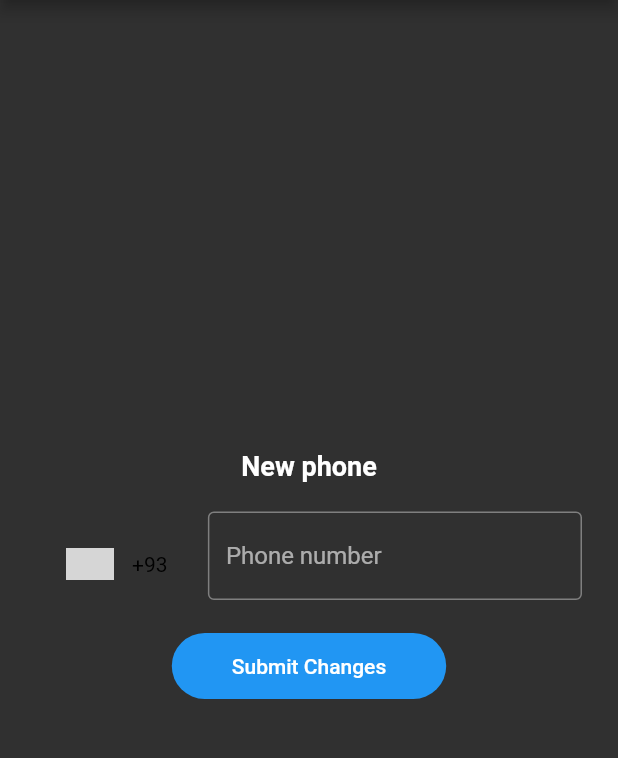
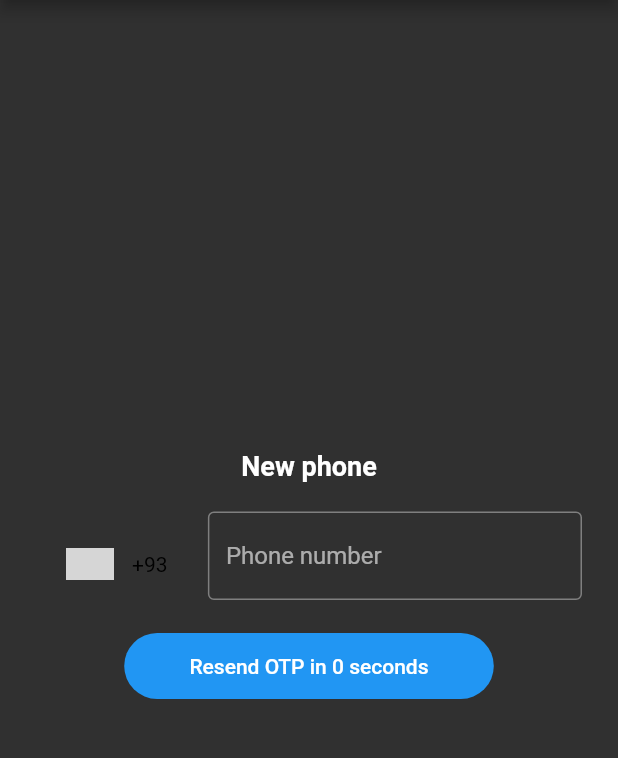
Before and after one commit to sblackhat/MobileSystemsPass, a Flutter app: the ChangePhone screen opened directly, on a phone screen of 412 x 824 dp, the part 84-842 px from its top. Run offline on Flutter 3.47's test engine with Material 2 defaults, Android fonts, the phone set to English and light mode, and no system bars; drawn by our look-alikes of intl_phone_number_input; our stand-ins replace firebase_auth, firebase_core, flutter_secure_storage, hive, hive_flutter, rxdart and 1 more; missing offline and left inert: flutter_recaptcha_v2, flutter_safetynet_attestation, pointycastle; accounts and stored records are empty; generated files the repository leaves out were written again; grey boxes are pictures that could not be loaded.

Commit message:
Final rev with SMS

```diff
--- a/lib/src/screens/change_phone.dart
+++ b/lib/src/screens/change_phone.dart
@@ -1,3 +1,5 @@
+import 'dart:async';
+
 import 'package:firebase_auth/firebase_auth.dart';
 import 'package:flutter/material.dart';
 import 'package:flutter/widgets.dart';
@@ -14,10 +16,30 @@ class _ChangePhoneState extends State<ChangePhone> {
   final TextEditingController _newphone = TextEditingController();
   bool _validated = false;
 
+  //Manage the OTP button
+  static const _timerDuration = 30;
+  StreamController _timerStream = new StreamController<int>();
+  int timerCounter;
+  Timer _resendCodeTimer;
+  bool _init = true;
+
+  _activeCounter() {
+    _resendCodeTimer = new Timer.periodic(Duration(seconds: 1), (Timer timer) {
+      if (_timerDuration - timer.tick > 0 && !_init)
+        _timerStream.sink.add(_timerDuration - timer.tick);
+      else {
+        _timerStream.sink.add(0);
+        _resendCodeTimer.cancel();
+      }
+    });
+  }
+
+
   Future<void> _validateInputs() async {
     if (_validated && _formKey.currentState.validate()) {
       print(_newphone.text);
-      _registerUser(_newphone.text, context);
+      String old = await Validator.getPhone();
+      _registerUser(old, context);
     }else{
       _showResult("Cannot change the phone number", "Check the phone number you wrote");
     }
@@ -115,6 +137,7 @@ class _ChangePhoneState extends State<ChangePhone> {
 
   @override
   void initState() {
+    _activeCounter();
     super.initState();
   }
 
@@ -158,7 +181,10 @@ class _ChangePhoneState extends State<ChangePhone> {
                   ),
                 ),
               ),
-              Center(
+               StreamBuilder(
+      stream: _timerStream.stream,
+      builder: (BuildContext context, AsyncSnapshot snapshot) {
+        return Center(
                 child: RaisedButton(
                   onPressed: _validateInputs,
                   elevation: 0.0,
@@ -170,12 +196,13 @@ class _ChangePhoneState extends State<ChangePhone> {
                     padding:
                         EdgeInsets.symmetric(vertical: 14.0, horizontal: 24.0),
                     child: Text(
-                      "Submit Changes",
+                      ' Resend OTP in ${snapshot.hasData ? snapshot.data.toString() : 30} seconds ',
                       style: TextStyle(color: Colors.white),
                     ),
                   ),
                 ),
-              ),
+              );}
+               ),
             ],
           ),
         ),
--- a/lib/src/screens/sign_up.dart
+++ b/lib/src/screens/sign_up.dart
@@ -6,7 +6,6 @@ import 'package:firebase_auth/firebase_auth.dart';
 import 'package:flutter/material.dart';
 import 'package:MobileSystemsPass/src/captcha/captcha.dart';
 import 'package:flutter/services.dart';
-import 'package:pointycastle/random/fortuna_random.dart';
 import 'package:flutter_safetynet_attestation/flutter_safetynet_attestation.dart';
 import 'package:intl_phone_number_input/intl_phone_number_input.dart';
 
```
